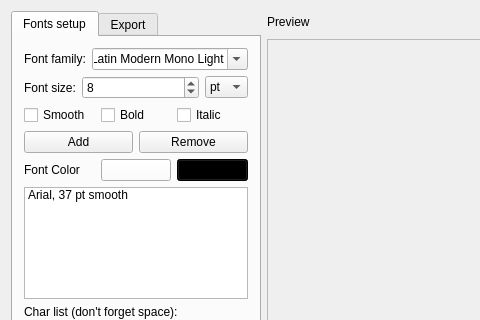
First picture: the form in src/mainwindow.ui, repository scriptum/UBFG, before the edit; both pictures show x 0 to 480 and y 0 to 320 of the 843 by 728 pixel window.
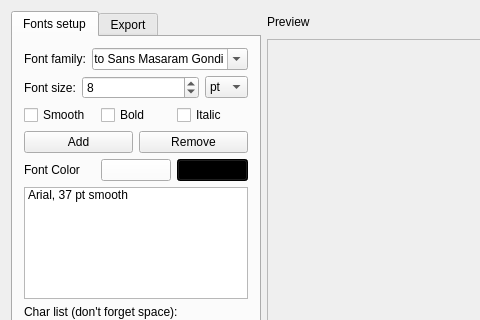
Second picture: the form after the edit. Custom widgets are drawn as their Qt base class.

Commit message: * Removed dead code * Fixed exporting of non-distance field font maps * Fixed visualization of non-distance filed font maps * Reenabled support for 8/24/32 bit png font textures

What changed in the file:
```diff
--- a/src/mainwindow.ui
+++ b/src/mainwindow.ui
@@ -67,7 +67,7 @@
              </sizepolicy>
             </property>
             <property name="currentIndex">
-             <number>40</number>
+             <number>192</number>
             </property>
             <property name="sizeAdjustPolicy">
              <enum>QComboBox::AdjustToContents</enum>
@@ -76,7 +76,9 @@
              <bool>true</bool>
             </property>
             <property name="currentFont">
-             <font/>
+             <font>
+              <family>DejaVu Sans</family>
+             </font>
             </property>
            </widget>
           </item>
```
Left out of the diff: 12 changed lines with no effect on the pictures. The commit also changes 3 other files.
